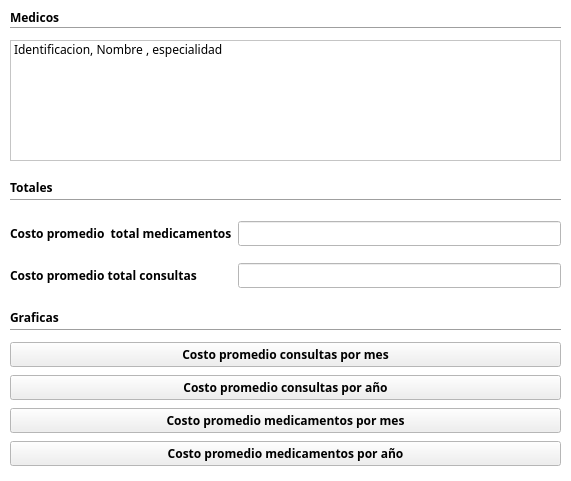
Before: the Qt Designer form gui_Administrador/administrador/uis/WidgetCostoPromedioPaciente.ui in BryanTabarez/ProyectoBD, drawn with Qt 5.
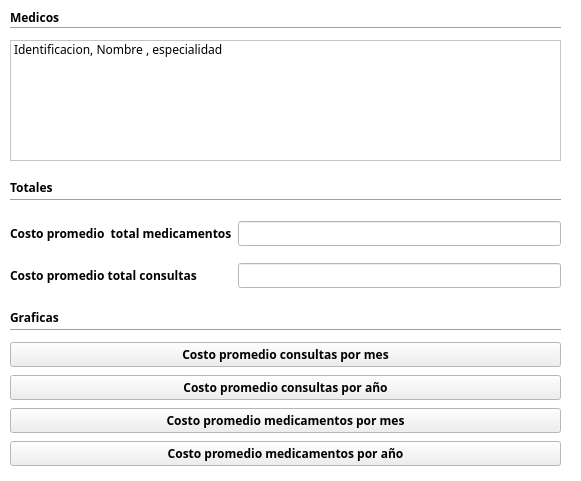
After: the same form once the commit is applied.

Commit message: Interfaz Administrador Terminada

Diff of the .ui file:
```diff
--- a/gui_Administrador/administrador/uis/WidgetCostoPromedioPaciente.ui
+++ b/gui_Administrador/administrador/uis/WidgetCostoPromedioPaciente.ui
@@ -6,7 +6,7 @@
    <rect>
     <x>0</x>
     <y>0</y>
-    <width>571</width>
+    <width>581</width>
     <height>481</height>
    </rect>
   </property>
```
The commit also changes 6 other files.
